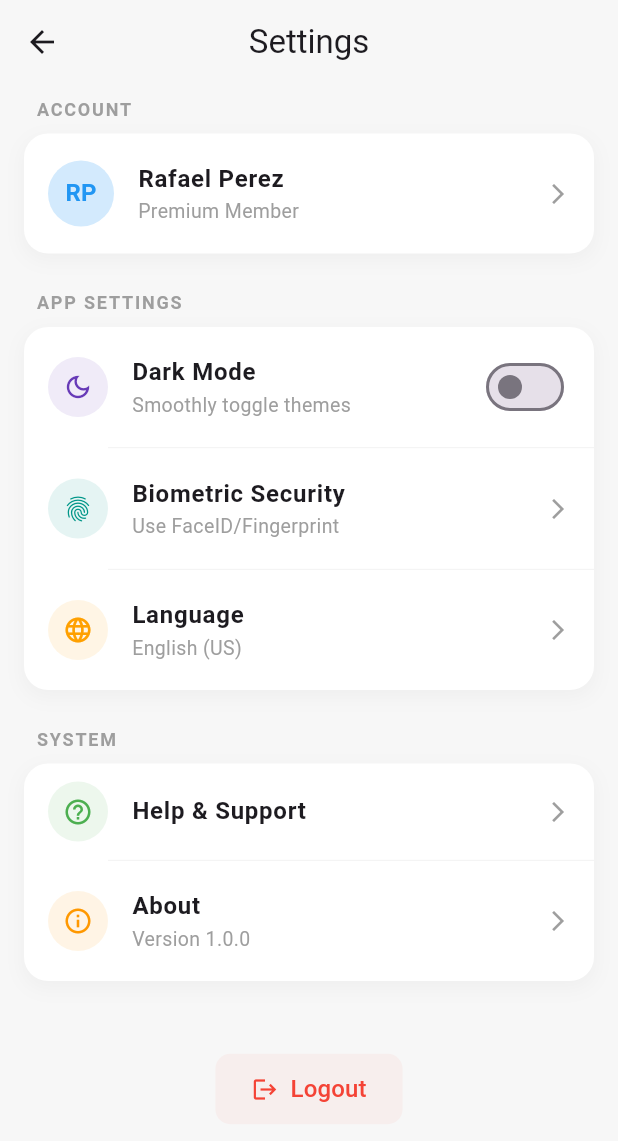
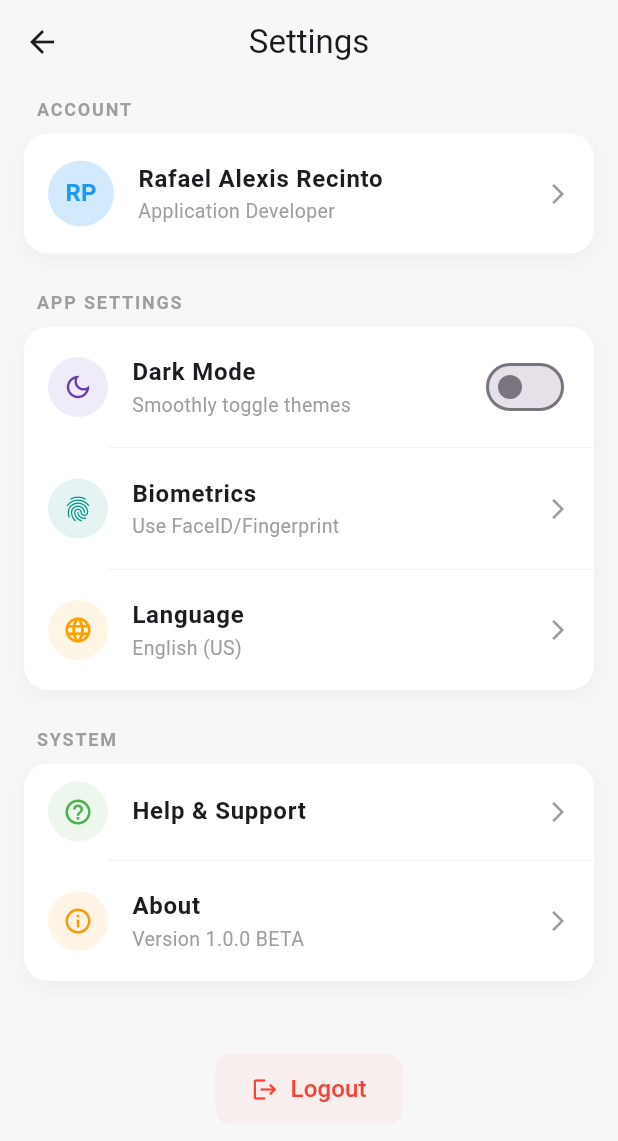
Before and after one commit to recintorp/recinto_advmobprogAY2627, a Flutter app: the SettingsScreen screen opened directly, on a phone screen of 412 x 824 dp. Shown: the top 1141 px of the screen. Run offline on Flutter 3.47's test engine with Material 3 defaults, Android fonts, the phone set to English and light mode, and no system bars.

Commit message:
lab_activity_1

```diff
--- a/recinto_mobile/lib/settings_screen.dart
+++ b/recinto_mobile/lib/settings_screen.dart
@@ -1,7 +1,6 @@
 import 'package:flutter/material.dart';
 import 'package:provider/provider.dart';
 
-// Import your main.dart to access ThemeModel
 import 'package:recinto_mobile/main.dart';
 
 class SettingsScreen extends StatelessWidget {
@@ -9,10 +8,9 @@ class SettingsScreen extends StatelessWidget {
 
   @override
   Widget build(BuildContext context) {
-    // Access the global theme model
+    // This is to access the global theme model of the application.
     final themeModel = Provider.of<ThemeModel>(context);
 
-    // Define colors for the premium UI cards
     final isDark = themeModel.isDark;
     final cardColor = isDark ? const Color(0xFF1E1E1E) : Colors.white;
     final iconColor = isDark ? Colors.white70 : Colors.blue;
@@ -21,7 +19,6 @@ class SettingsScreen extends StatelessWidget {
       backgroundColor: isDark ? const Color(0xFF121212) : const Color(0xFFF7F7F7),
       appBar: AppBar(
         title: const Text('Settings'),
-        // Use a slight elevation and matching background for premium feel
         elevation: 0,
         backgroundColor: isDark ? const Color(0xFF121212) : const Color(0xFFF7F7F7),
         centerTitle: true,
@@ -31,15 +28,13 @@ class SettingsScreen extends StatelessWidget {
         child: Column(
           crossAxisAlignment: CrossAxisAlignment.start,
           children: [
-            // --- Account Section ---
             _buildSectionHeader('Account'),
             _buildSettingsCard(
               cardColor: cardColor,
               children: [
                 _buildSettingsTile(
-                  title: 'Rafael Perez',
-                  subtitle: 'Premium Member',
-                  // Using an image avatar or a letter for a placeholder
+                  title: 'Rafael Alexis Recinto',
+                  subtitle: 'Application Developer',
                   leadingWidget: CircleAvatar(
                     // ignore: deprecated_member_use
                     backgroundColor: iconColor.withOpacity(0.2),
@@ -48,36 +43,32 @@ class SettingsScreen extends StatelessWidget {
                   ),
                   trailing: const Icon(Icons.arrow_forward_ios, size: 16, color: Colors.grey),
                   onTap: () {
-                    // Navigate to account details
                   },
                 ),
               ],
             ),
             const SizedBox(height: 24),
 
-            // --- App Settings Section ---
             _buildSectionHeader('App Settings'),
             _buildSettingsCard(
               cardColor: cardColor,
               children: [
-                // The Dark Mode Switch (retained existing logic)
+                // This is where the dark mode switch functionality applies.
                 _buildSettingsTile(
                   title: 'Dark Mode',
                   subtitle: 'Smoothly toggle themes',
                   icon: Icons.dark_mode_outlined,
                   iconColor: Colors.deepPurple,
-                  trailing: Switch.adaptive( // Adaptive switch (looks iOS/Android native)
+                  trailing: Switch.adaptive(
                     value: isDark,
-                    onChanged: (_) => themeModel.toggleTheme(), // Same logic as before
+                    onChanged: (_) => themeModel.toggleTheme(),
                     // ignore: deprecated_member_use
                     activeColor: Colors.blue,
                   ),
                 ),
-                // Premium look Divider (slight padding between items)
                 _buildCardDivider(isDark),
-                // Security Placeholder
                 _buildSettingsTile(
-                  title: 'Biometric Security',
+                  title: 'Biometrics',
                   subtitle: 'Use FaceID/Fingerprint',
                   icon: Icons.fingerprint,
                   iconColor: Colors.teal,
@@ -85,7 +76,6 @@ class SettingsScreen extends StatelessWidget {
                   onTap: () {},
                 ),
                 _buildCardDivider(isDark),
-                // Language Placeholder
                 _buildSettingsTile(
                   title: 'Language',
                   subtitle: 'English (US)',
@@ -98,7 +88,6 @@ class SettingsScreen extends StatelessWidget {
             ),
             const SizedBox(height: 24),
 
-            // --- System Section ---
             _buildSectionHeader('System'),
             _buildSettingsCard(
               cardColor: cardColor,
@@ -113,7 +102,7 @@ class SettingsScreen extends StatelessWidget {
                 _buildCardDivider(isDark),
                 _buildSettingsTile(
                   title: 'About',
-                  subtitle: 'Version 1.0.0',
+                  subtitle: 'Version 1.0.0 BETA',
                   icon: Icons.info_outline,
                   iconColor: Colors.orange,
                   trailing: const Icon(Icons.arrow_forward_ios, size: 16, color: Colors.grey),
@@ -123,7 +112,6 @@ class SettingsScreen extends StatelessWidget {
             ),
             const SizedBox(height: 48),
 
-            // Premium Logout button
             Center(
               child: TextButton.icon(
                 onPressed: () {},
@@ -144,9 +132,6 @@ class SettingsScreen extends StatelessWidget {
     );
   }
 
-  // --- Helper Widgets to Create the Premium Look ---
-
-  // Header above each group card
   Widget _buildSectionHeader(String title) {
     return Padding(
       padding: const EdgeInsets.only(left: 8, bottom: 8),
@@ -162,13 +147,12 @@ class SettingsScreen extends StatelessWidget {
     );
   }
 
-  // A rounded container (card) that holds multiple settings rows
   Widget _buildSettingsCard({required Color cardColor, required List<Widget> children}) {
     return Container(
       decoration: BoxDecoration(
         color: cardColor,
         borderRadius: BorderRadius.circular(16),
-        // Add a very subtle shadow in light mode for "premium" texture
+
         boxShadow: [
           if (cardColor == Colors.white)
             BoxShadow(
@@ -184,17 +168,15 @@ class SettingsScreen extends StatelessWidget {
     );
   }
 
-  // A thin divider designed to fit inside the rounded card
   Widget _buildCardDivider(bool isDark) {
     return Divider(
       height: 1,
       thickness: 0.5,
-      indent: 56, // Push the divider in line with the text, not the icon
+      indent: 56,
       color: isDark ? Colors.grey[800] : Colors.grey[200],
     );
   }
 
-  // A custom reusable row/tile that standardizes the look of each setting
   Widget _buildSettingsTile({
     required String title,
     String? subtitle,
@@ -204,13 +186,12 @@ class SettingsScreen extends StatelessWidget {
     Widget? leadingWidget,
     VoidCallback? onTap,
   }) {
-    // If no leadingWidget is provided, create the elegant circular icon placeholder
+
     final leading = leadingWidget ?? (icon != null ? _buildPremiumIcon(icon, iconColor ?? Colors.blue) : null);
 
     return ListTile(
       onTap: onTap,
       contentPadding: const EdgeInsets.symmetric(horizontal: 16, vertical: 4),
-      // Set shape for better tap ripple effect inside the card
       shape: RoundedRectangleBorder(borderRadius: BorderRadius.circular(16)),
       leading: leading,
       title: Text(
@@ -233,7 +214,6 @@ class SettingsScreen extends StatelessWidget {
     );
   }
 
-  // Standardizes the elegant circular background for icons
   Widget _buildPremiumIcon(IconData icon, Color color) {
     return Container(
       width: 40,
```
Also changed, not shown: recinto_mobile/lib/main.dart (+18 -24 lines), recinto_mobile/pubspec.lock, 1 other file.
